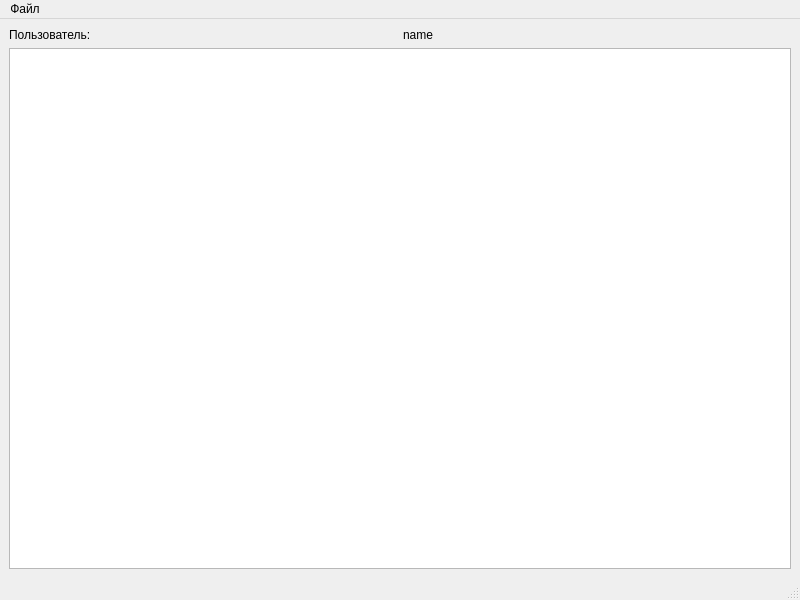
Dmitry-Klepikov/registration-system, file forms/mainwindow.ui: the form before one commit.
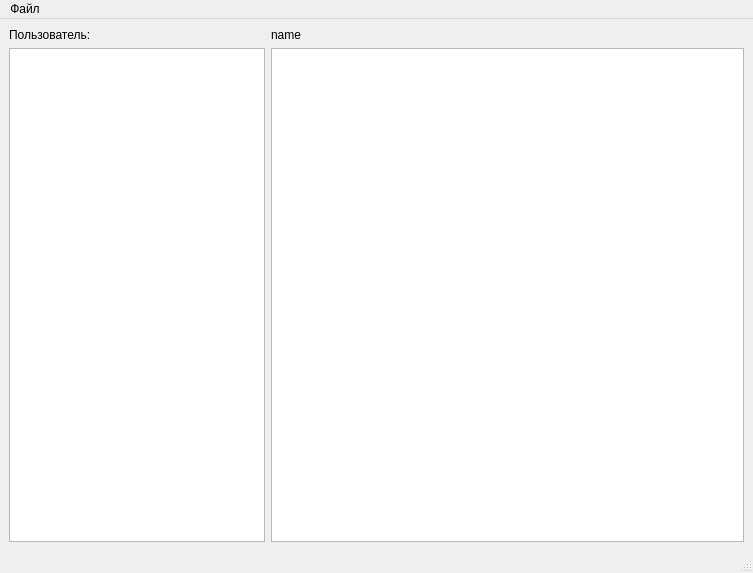
The form after the commit.

Patch:
```diff
--- a/forms/mainwindow.ui
+++ b/forms/mainwindow.ui
@@ -6,8 +6,8 @@
    <rect>
     <x>0</x>
     <y>0</y>
-    <width>800</width>
-    <height>600</height>
+    <width>753</width>
+    <height>573</height>
    </rect>
   </property>
   <property name="windowTitle">
@@ -29,8 +29,25 @@
       </property>
      </widget>
     </item>
-    <item row="1" column="0" colspan="2">
-     <widget class="QPlainTextEdit" name="plainTextEdit"/>
+    <item row="1" column="0">
+     <widget class="QListView" name="filesListView">
+      <property name="sizePolicy">
+       <sizepolicy hsizetype="Maximum" vsizetype="Minimum">
+        <horstretch>0</horstretch>
+        <verstretch>0</verstretch>
+       </sizepolicy>
+      </property>
+     </widget>
+    </item>
+    <item row="1" column="1">
+     <widget class="QPlainTextEdit" name="filesTextEdit">
+      <property name="sizePolicy">
+       <sizepolicy hsizetype="Expanding" vsizetype="Expanding">
+        <horstretch>0</horstretch>
+        <verstretch>0</verstretch>
+       </sizepolicy>
+      </property>
+     </widget>
     </item>
    </layout>
   </widget>
@@ -39,7 +56,7 @@
     <rect>
      <x>0</x>
      <y>0</y>
-     <width>800</width>
+     <width>753</width>
      <height>25</height>
     </rect>
    </property>
```
Left out of the diff: 6 changed lines with no effect on the pictures.
